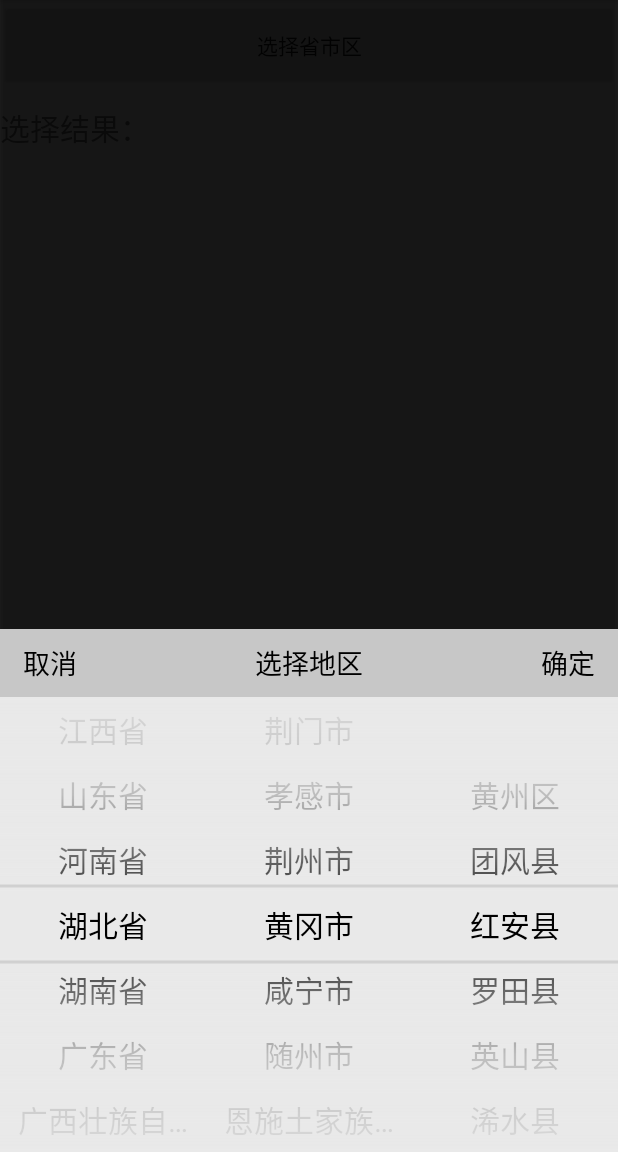
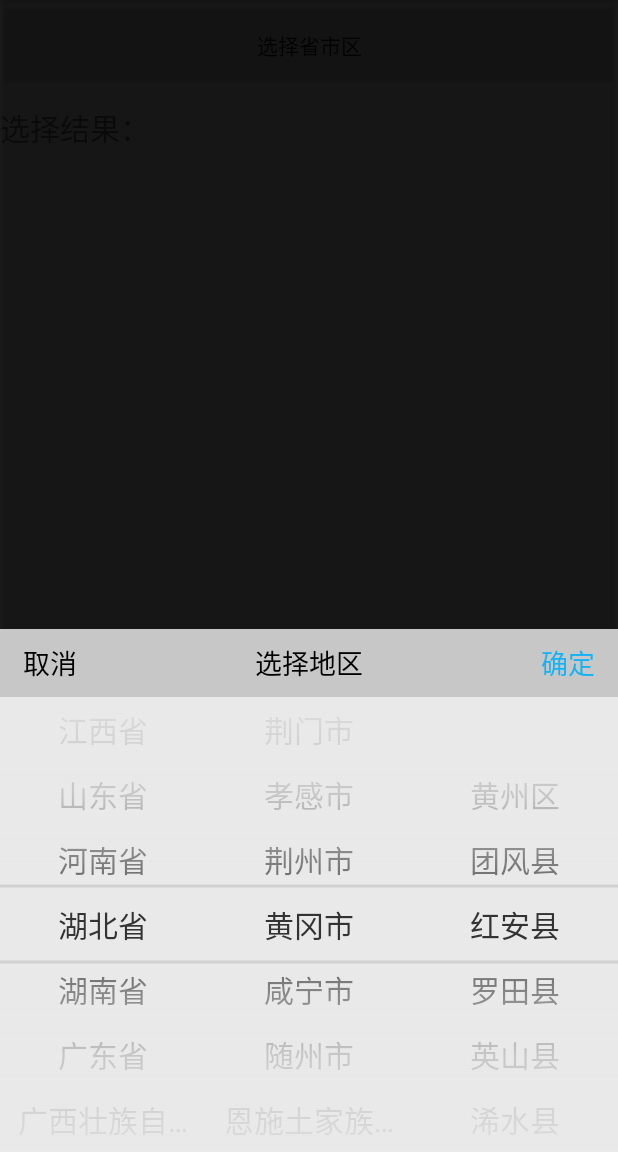
Before and after one commit to once10301/CityPicker, an Android app: the screen it shows after launch (MainActivity), after a tap on "选择省市区", on a phone screen of 412 x 824 dp, the part 84-1236 px from its top. Run offline under Robolectric (Android 15) with nearby library versions, the phone set to English and light mode, and no system bars.

```diff
--- a/app/src/main/AndroidManifest.xml
+++ b/app/src/main/AndroidManifest.xml
@@ -4,7 +4,7 @@
 
     <application
         android:allowBackup="true"
-        android:icon="@mipmap/ic_launcher"
+        android:icon="@drawable/ic_launcher"
         android:label="@string/app_name"
         android:supportsRtl="true"
         android:theme="@style/AppTheme">
--- a/app/src/main/java/com/ly/citypicker/MainActivity.java
+++ b/app/src/main/java/com/ly/citypicker/MainActivity.java
@@ -23,13 +23,13 @@ public class MainActivity extends AppCompatActivity {
 
                 CityPicker cityPicker = new CityPicker.Builder(MainActivity.this).textSize(20)
                         .onlyShowProvinceAndCity(false)
-                        .confirTextColor("#000000")
+                        .confirmTextColor("#16b3f4")
                         .cancelTextColor("#000000")
                         .province("湖北省")
                         .city("黄冈市")
                         .county("红安县")
-                        .textColor(Color.parseColor("#000000"))
-                        .provinceCyclic(true)
+                        .textColor(Color.parseColor("#333333"))
+                        .provinceCyclic(false)
                         .cityCyclic(false)
                         .countyCyclic(false)
                         .visibleItemsCount(7)
@@ -40,8 +40,8 @@ public class MainActivity extends AppCompatActivity {
                 cityPicker.setOnCityItemClickListener(new CityPicker.OnCityItemClickListener() {
                     @Override
                     public void onSelected(String... citySelected) {
-                        tvResult.setText("选择结果：\n省：" + citySelected[0] + "\n市：" + citySelected[1] + "\n县："
-                                + citySelected[2] + "\nID：" + citySelected[3]);
+                        tvResult.setText("选择结果：\n省：" + citySelected[0] + "\n市：" + citySelected[1] + "\n县：" + citySelected[2]
+                                + "\nID：" + citySelected[3]);
                     }
                 });
             }
--- a/app/src/main/res/values-w820dp/dimens.xml
+++ /dev/null
@@ -1,6 +0,0 @@
-<resources>
-    <!-- Example customization of dimensions originally defined in res/values/dimens.xml
-         (such as screen margins) for screens with more than 820dp of available width. This
-         would include 7" and 10" devices in landscape (~960dp and ~1280dp respectively). -->
-    <dimen name="activity_horizontal_margin">64dp</dimen>
-</resources>
--- a/citypickerview/src/main/java/com/ly/citypickerview/widget/CityPicker.java
+++ b/citypickerview/src/main/java/com/ly/citypickerview/widget/CityPicker.java
@@ -41,19 +41,19 @@ public class CityPicker implements OnWheelChangedListener {
     private List<City> mCityList = new ArrayList<>();
     private List<County> mCountyList = new ArrayList<>();
     /**
-     * 当前省的名称
+     * 当前省市的名称
      */
     protected String mCurrentProvinceName;
     /**
-     * 当前市的名称
+     * 当前市区的名称
      */
     protected String mCurrentCityName;
     /**
-     * 当前区的名称
+     * 当前县的名称
      */
     protected String mCurrentCountyName = "";
     /**
-     * 当前区的ID
+     * 当前的ID
      */
     protected String mCurrentID = "";
     private OnCityItemClickListener listener;
@@ -82,15 +82,15 @@ public class CityPicker implements OnWheelChangedListener {
     private static final int DEF_VISIBLE_ITEMS = 7;
     private int visibleItems = DEF_VISIBLE_ITEMS;
     /**
-     * 省滚轮是否循环滚动
+     * 省市滚轮是否循环滚动
      */
     private boolean isProvinceCyclic = false;
     /**
-     * 市滚轮是否循环滚动
+     * 市区滚轮是否循环滚动
      */
     private boolean isCityCyclic = false;
     /**
-     * 区滚轮是否循环滚动
+     * 县滚轮是否循环滚动
      */
     private boolean isCountyCyclic = false;
     /**
@@ -106,15 +106,15 @@ public class CityPicker implements OnWheelChangedListener {
      */
     private String confirmTextColorStr = "#16b3f4";
     /**
-     * 第一次默认显示的省份，一般配合定位使用
+     * 第一次默认显示的省市，一般配合定位使用
      */
     private String defaultProvinceName = "北京市";
     /**
-     * 第一次默认显示的城市，一般配合定位使用
+     * 第一次默认显示的市区，一般配合定位使用
      */
     private String defaultCityName = "东城区";
     /**
-     * 第一次默认显示的区县，一般配合定位使用
+     * 第一次默认显示的县，一般配合定位使用
      */
     private String defaultCounty = "";
     /**
@@ -173,7 +173,7 @@ public class CityPicker implements OnWheelChangedListener {
             mViewCounty.setVisibility(View.VISIBLE);
         }
 
-        //初始化城市数据
+        //初始化所有地区数据
         initAllDatas(mContext);
 
         mViewProvince.addChangingListener(this);
@@ -217,15 +217,15 @@ public class CityPicker implements OnWheelChangedListener {
         private static final int DEF_VISIBLE_ITEMS = 7;
         private int visibleItems = DEF_VISIBLE_ITEMS;
         /**
-         * 省滚轮是否循环滚动
+         * 省市滚轮是否循环滚动
          */
         private boolean isProvinceCyclic = false;
         /**
-         * 市滚轮是否循环滚动
+         * 市区滚轮是否循环滚动
          */
         private boolean isCityCyclic = false;
         /**
-         * 区滚轮是否循环滚动
+         * 县滚轮是否循环滚动
          */
         private boolean isCountyCyclic = false;
         private Context mContext;
@@ -242,15 +242,15 @@ public class CityPicker implements OnWheelChangedListener {
          */
         private String confirmTextColorStr = "#16b3f4";
         /**
-         * 第一次默认显示的省份，一般配合定位，使用
+         * 第一次默认显示的省市，一般配合定位使用
          */
         private String defaultProvinceName = "北京市";
         /**
-         * 第一次默认显示的城市，一般配合定位，使用
+         * 第一次默认显示的市区，一般配合定位使用
          */
         private String defaultCityName = "东城区";
         /**
-         * 第一次默认显示的区县，一般配合定位，使用
+         * 第一次默认显示的县，一般配合定位使用
          */
         private String defaultCounty = "";
         /**
@@ -274,7 +274,7 @@ public class CityPicker implements OnWheelChangedListener {
         }
 
         /**
-         * 第一次默认的显示省份，一般配合定位，使用
+         * 第一次默认显示的省市，一般配合定位使用
          *
          * @param defaultProvinceName
          * @return
@@ -285,7 +285,7 @@ public class CityPicker implements OnWheelChangedListener {
         }
 
         /**
-         * 第一次默认得显示城市，一般配合定位，使用
+         * 第一次默认显示的市区，一般配合定位使用
          *
          * @param defaultCityName
          * @return
@@ -296,7 +296,7 @@ public class CityPicker implements OnWheelChangedListener {
         }
 
         /**
-         * 第一次默认地区显示，一般配合定位，使用
+         * 第一次默认显示的县，一般配合定位使用
          *
          * @param defaultCounty
          * @return
@@ -312,7 +312,7 @@ public class CityPicker implements OnWheelChangedListener {
          * @param color
          * @return
          */
-        public Builder confirTextColor(String color) {
+        public Builder confirmTextColor(String color) {
             this.confirmTextColorStr = color;
             return this;
         }
@@ -384,7 +384,7 @@ public class CityPicker implements OnWheelChangedListener {
         }
 
         /**
-         * 区滚轮是否循环滚动
+         * 县滚轮是否循环滚动
          *
          * @param isCountyCyclic
          * @return
@@ -413,9 +413,8 @@ public class CityPicker implements OnWheelChangedListener {
     }
 
     /**
-     * 解析省市区的JSON数据
+     * 解析所有地区JSON数据
      */
-
     protected void initAllDatas(Context context) {
         try {
             InputStreamReader inputReader = new InputStreamReader(context.getResources().getAssets().open("area.txt"));
@@ -454,7 +453,7 @@ public class CityPicker implements OnWheelChangedListener {
     }
 
     /**
-     * 更新省WheelView的信息
+     * 更新省市WheelView的信息
      */
     private void updateProvinces() {
         int provinceDefault = -1;
@@ -491,7 +490,7 @@ public class CityPicker implements OnWheelChangedListener {
     }
 
     /**
-     * 根据当前的省，更新市WheelView的信息
+     * 根据当前的省市，更新市区WheelView的信息
      */
     private void updateCities() {
         int pCurrent = mViewProvince.getCurrentItem();
@@ -532,7 +531,7 @@ public class CityPicker implements OnWheelChangedListener {
     }
 
     /**
-     * 根据当前的市，更新区WheelView的信息
+     * 根据当前的市区，更新县WheelView的信息
      */
     private void updateCounties() {
         // 清除之前的
--- a/citypickerview/src/main/res/drawable/wheel_bg.xml
+++ b/citypickerview/src/main/res/drawable/wheel_bg.xml
@@ -1,23 +1,2 @@
 <?xml version="1.0" encoding="utf-8"?>
-
-<!--
-    Android Wheel Control.
-    http://android-devblog.blogspot.com/2010/05/wheel-ui-contol.html
-
-    Copyright 2010 Yuri Kanivets
-    Licensed under the Apache License, Version 2.0 (the "License");
-    you may not use this file except in compliance with the License.
-    You may obtain a copy of the License at
-
-    http://www.apache.org/licenses/LICENSE-2.0
-
-    Unless required by applicable law or agreed to in writing, software
-    distributed under the License is distributed on an "AS IS" BASIS,
-    WITHOUT WARRANTIES OR CONDITIONS OF ANY KIND, either express or implied.
-    See the License for the specific language governing permissions and
-    limitations under the License.
--->
-
-<layer-list xmlns:android="http://schemas.android.com/apk/res/android">
-
-</layer-list>
+<shape />
--- a/citypickerview/src/main/res/drawable/wheel_val.xml
+++ b/citypickerview/src/main/res/drawable/wheel_val.xml
@@ -1,31 +1,4 @@
 <?xml version="1.0" encoding="utf-8"?>
-
-<!--
-    Android Wheel Control.
-    http://android-devblog.blogspot.com/2010/05/wheel-ui-contol.html
-
-    Copyright 2010 Yuri Kanivets
-    Licensed under the Apache License, Version 2.0 (the "License");
-    you may not use this file except in compliance with the License.
-    You may obtain a copy of the License at
-
-    http://www.apache.org/licenses/LICENSE-2.0
-
-    Unless required by applicable law or agreed to in writing, software
-    distributed under the License is distributed on an "AS IS" BASIS,
-    WITHOUT WARRANTIES OR CONDITIONS OF ANY KIND, either express or implied.
-    See the License for the specific language governing permissions and
-    limitations under the License.
--->
-
 <shape xmlns:android="http://schemas.android.com/apk/res/android">
-    <!--
-	<gradient
-		android:startColor="#70222222"
-		android:centerColor="#70222222"
-		android:endColor="#70EEEEEE"
-		android:angle="90" />
-		 -->
-
 	<stroke android:width="1dp" android:color="#C7C7C7" />
 </shape>
```
Also changed, not shown: app/src/main/res/drawable-xxhdpi/ic_launcher.png (added), app/src/main/res/mipmap-hdpi/ic_launcher.png (deleted), app/src/main/res/mipmap-mdpi/ic_launcher.png (deleted), app/src/main/res/mipmap-xhdpi/ic_launcher.png (deleted), app/src/main/res/mipmap-xxhdpi/ic_launcher.png (deleted), app/src/main/res/mipmap-xxxhdpi/ic_launcher.png (deleted), 2 other files.
